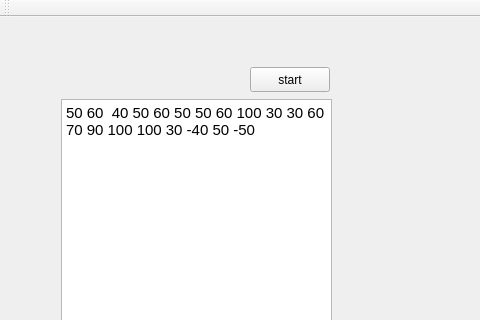
Old version of the form TU-porject/mainwindow.ui in the repository huruitong/Qt; both pictures show x 0 to 480 and y 0 to 320 of the 1016 by 717 pixel window.
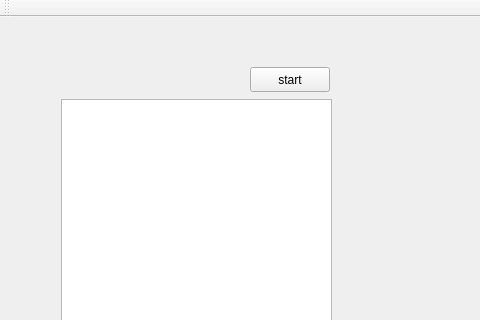
New version of the form.

Patch:
```diff
--- a/TU-porject/mainwindow.ui
+++ b/TU-porject/mainwindow.ui
@@ -28,7 +28,7 @@
 &lt;html&gt;&lt;head&gt;&lt;meta name=&quot;qrichtext&quot; content=&quot;1&quot; /&gt;&lt;style type=&quot;text/css&quot;&gt;
 p, li { white-space: pre-wrap; }
 &lt;/style&gt;&lt;/head&gt;&lt;body style=&quot; font-family:'Ubuntu'; font-size:11pt; font-weight:400; font-style:normal;&quot;&gt;
-&lt;p style=&quot; margin-top:0px; margin-bottom:0px; margin-left:0px; margin-right:0px; -qt-block-indent:0; text-indent:0px;&quot;&gt;50 60  40 50 60 50 50 60 100 30 30 60 70 90 100 100 30 -40 50 -50&lt;/p&gt;&lt;/body&gt;&lt;/html&gt;</string>
+&lt;p style=&quot;-qt-paragraph-type:empty; margin-top:0px; margin-bottom:0px; margin-left:0px; margin-right:0px; -qt-block-indent:0; text-indent:0px;&quot;&gt;&lt;br /&gt;&lt;/p&gt;&lt;/body&gt;&lt;/html&gt;</string>
     </property>
    </widget>
    <widget class="QPushButton" name="pushButton">
```
